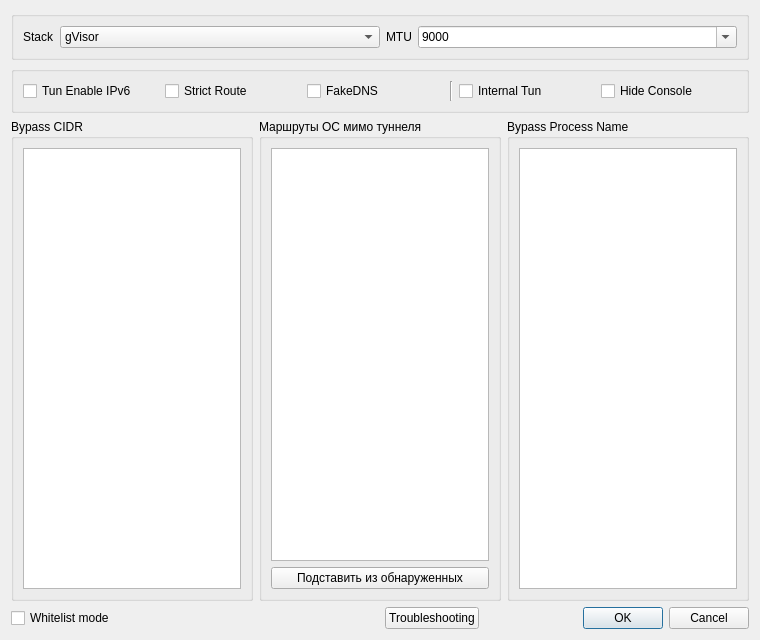
Above: ui/dialog_vpn_settings.ui from tarik1377/nekoray before the change. Below: the same form after it.
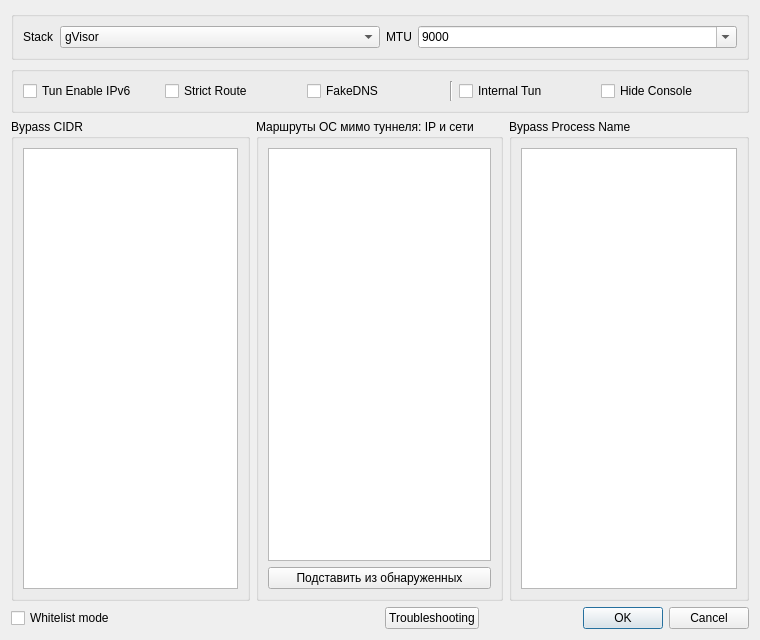
That is the form after the change.

```diff
--- a/ui/dialog_vpn_settings.ui
+++ b/ui/dialog_vpn_settings.ui
@@ -163,7 +163,7 @@
      <item>
       <widget class="QGroupBox" name="gb_route_exclude">
        <property name="title">
-        <string>Маршруты ОС мимо туннеля</string>
+         <string>Маршруты ОС мимо туннеля: IP и сети</string>
        </property>
        <property name="toolTip">
         <string>Сети, которые останутся доступны в обход туннеля: домашний VPN, рабочая сеть, NAS. Это таблица маршрутов системы, а не правило внутри туннеля.</string>
```
Left out of the diff: 2 changed lines with no effect on the pictures.
